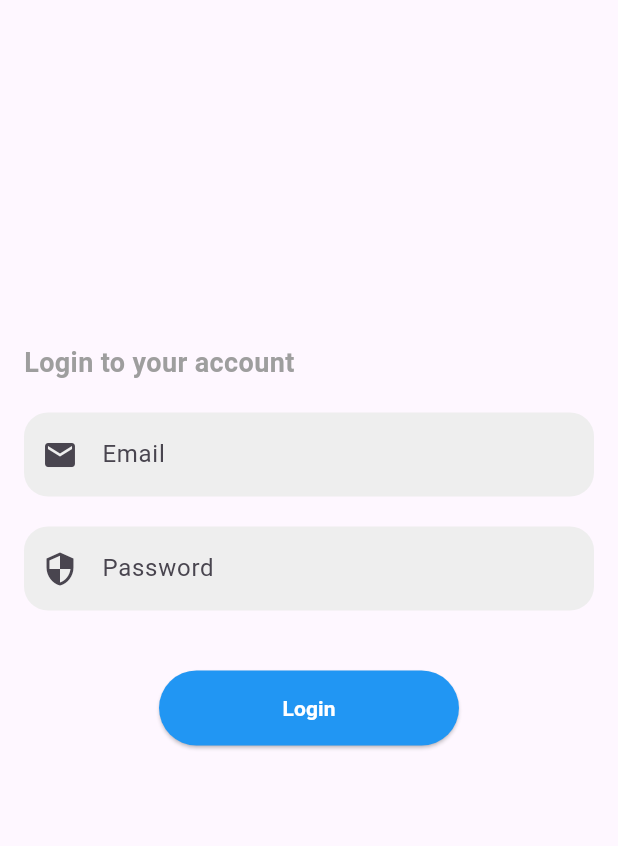
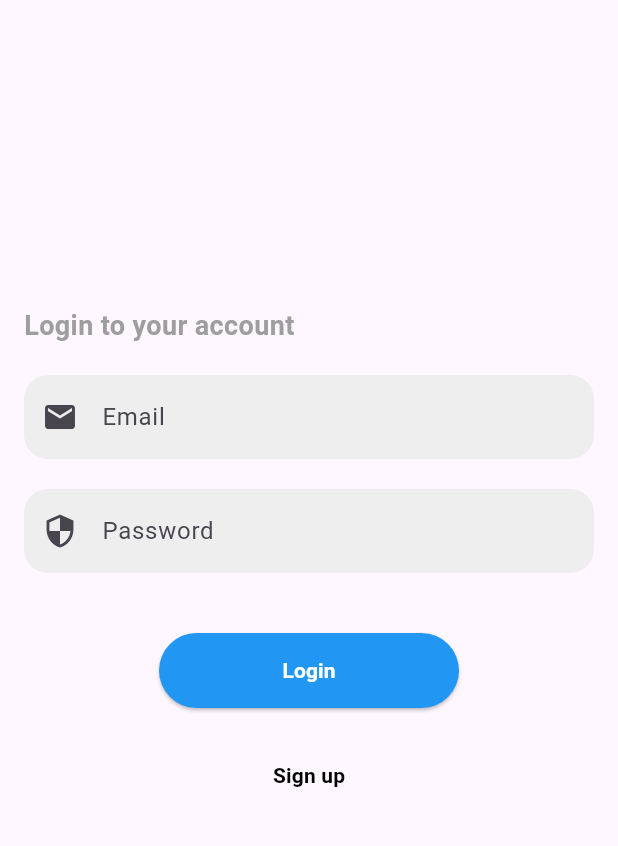
Before and after one commit to Yudnikov-Leonid/FakeStore, a Flutter app: the screen it shows after launch, on a phone screen of 412 x 824 dp, the part 63-909 px from its top. Run offline on Flutter 3.47's test engine with Material 3 defaults, Android fonts, the phone set to English and light mode, and no system bars; our stand-ins replace email_validator, firebase_auth, firebase_core, firebase_database, flutter_bloc, get_it; accounts and stored records are empty.

Commit message:
fix login/signUp

```diff
--- a/lib/features/login/data/repository/login_repository_impl.dart
+++ b/lib/features/login/data/repository/login_repository_impl.dart
@@ -16,7 +16,7 @@ class LoginRepositoryImpl implements LoginRepository {
   }
 
   @override
-  Future<LoginResult> signIn(String login, String password) async {
+  Future<LoginResult> signUp(String login, String password) async {
     try {
       final auth = FirebaseAuth.instance;
       await auth.createUserWithEmailAndPassword(
--- a/lib/features/login/domain/repository/login_repository.dart
+++ b/lib/features/login/domain/repository/login_repository.dart
@@ -1,8 +1,7 @@
-import 'package:fake_store/core/data_state.dart';
 import 'package:fake_store/features/login/domain/entity/login_result.dart';
 
 abstract class LoginRepository {
   Future<LoginResult> login(String login, String password);
-  Future<LoginResult> signIn(String login, String password);
+  Future<LoginResult> signUp(String login, String password);
   Future<void> logOut();
 }
--- a/lib/features/login/domain/usecase/login_usecase.dart
+++ b/lib/features/login/domain/usecase/login_usecase.dart
@@ -16,7 +16,7 @@ class LoginUseCase
     try {
       _loginValidator.isValid(params!.$1);
       _passwordValidator.isValid(params.$2);
-      return _repository.signIn(params!.$1, params.$2);
+      return _repository.login(params.$1, params.$2);
     } on LoginValidateException catch (e) {
       return LoginLoginFail(e.message);
     } on PasswordValidateException catch (e) {
--- a/lib/features/login/domain/usecase/sign_up_usecase.dart
+++ b/lib/features/login/domain/usecase/sign_up_usecase.dart
@@ -15,7 +15,7 @@ class SignUpUseCase implements UseCase<LoginResult, (String, String)?> {
     try {
       _loginValidator.isValid(params!.$1);
       _passwordValidator.isValid(params.$2);
-      return _repository.login(params!.$1, params.$2);
+      return _repository.signUp(params.$1, params.$2);
     } on LoginValidateException catch (e) {
       return LoginLoginFail(e.message);
     } on PasswordValidateException catch (e) {
--- a/lib/features/login/preentation/pages/login_page.dart
+++ b/lib/features/login/preentation/pages/login_page.dart
@@ -19,7 +19,7 @@ class LoginPage extends StatelessWidget {
       create: (_) => sl(),
       child: BlocBuilder<LoginBloc, LoginState>(builder: (context, state) {
         if (state is LoginSuccess) {
-          return StoreNavigator();
+          return const StoreNavigator();
         } else if (state is LoginInitial) {
           return _buildBody(context, null, null, null, false);
         } else if (state is LoginEmailError) {
@@ -112,6 +112,22 @@ class LoginPage extends StatelessWidget {
               height: 20,
             ),
             Center(
+              child: OutlinedButton(
+                  onPressed: () {
+                    final bloc = context.read<LoginBloc>();
+                    bloc.add(LoginSignUpEvent(
+                        _loginController.text, _passwordController.text));
+                  },
+                  style: OutlinedButton.styleFrom(
+                    side: const BorderSide(color: Colors.transparent),
+                      minimumSize: const Size(200, 50)),
+                  child: const Text(
+                    'Sign up',
+                    style: TextStyle(
+                        fontWeight: FontWeight.bold, color: Colors.black),
+                  )),
+            ),
+            Center(
               child: SizedBox(
                 height: 50,
                 width: 50,
```
